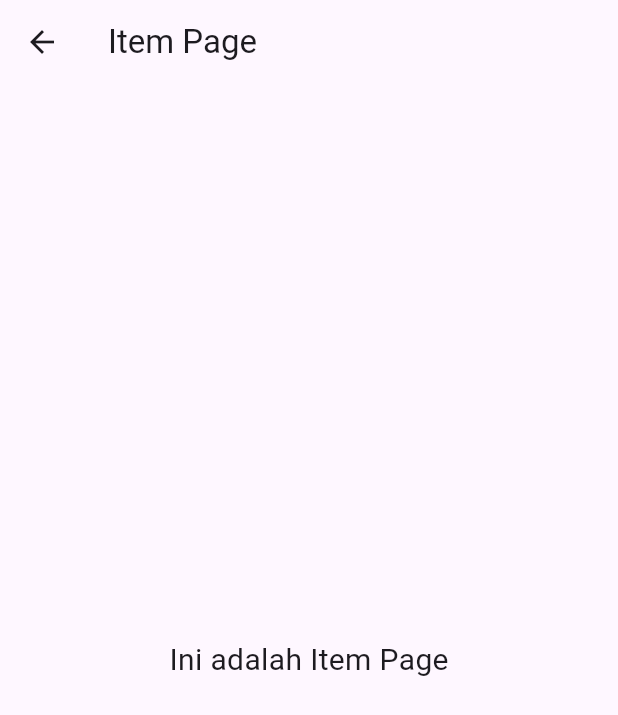
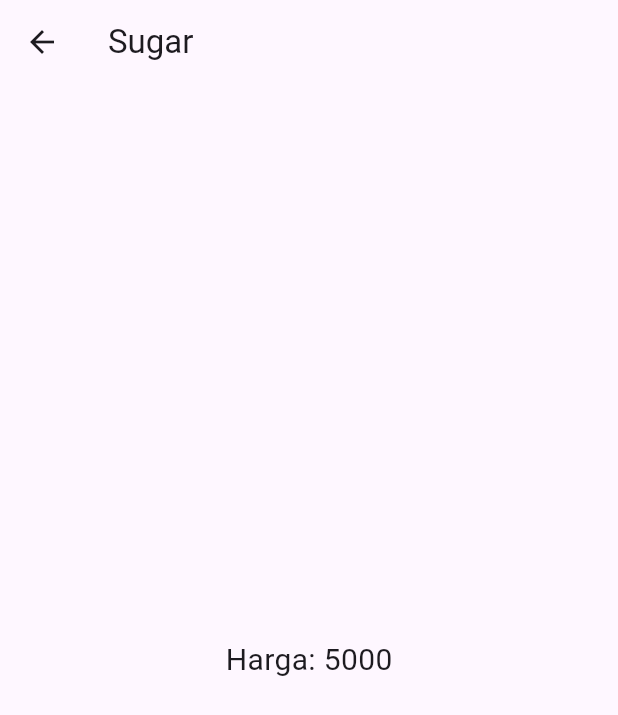
Before and after one commit to Diajengsekar/flutter2_belanja, a Flutter app: the screen it shows after launch, after a tap on "Sugar", on a phone screen of 412 x 824 dp. Shown: the top 715 px of the screen. Run offline on Flutter 3.47's test engine with Material 3 defaults, Android fonts, the phone set to English and light mode, and no system bars.

Commit message:
tugas prak - no 1 dan 2

```diff
--- a/lib/pages/home_page.dart
+++ b/lib/pages/home_page.dart
@@ -24,7 +24,7 @@ class HomePage extends StatelessWidget {
             final item = items[index];
             return InkWell( //
               onTap: () {
-                Navigator.pushNamed(context, '/item'); //
+                Navigator.pushNamed(context, '/item', arguments: item, );
               },
               child: Card(
                 child: Container(
--- a/lib/pages/item_page.dart
+++ b/lib/pages/item_page.dart
@@ -1,18 +1,21 @@
 import 'package:flutter/material.dart';
+import '../models/item.dart';
 
 class ItemPage extends StatelessWidget {
   ItemPage({Key? key}) : super(key: key);
 
   @override
   Widget build(BuildContext context) {
+    final itemArgs = ModalRoute.of(context)!.settings.arguments as Item;
+
     return Scaffold(
       appBar: AppBar(
-        title: const Text('Item Page'),
+        title: Text(itemArgs.name), // tampilkan nama item di AppBar
       ),
-      body: const Center(
+      body: Center(
         child: Text(
-          'Ini adalah Item Page',
-          style: TextStyle(fontSize: 20),
+          'Harga: ${itemArgs.price}',
+          style: const TextStyle(fontSize: 20),
         ),
       ),
     );
```
